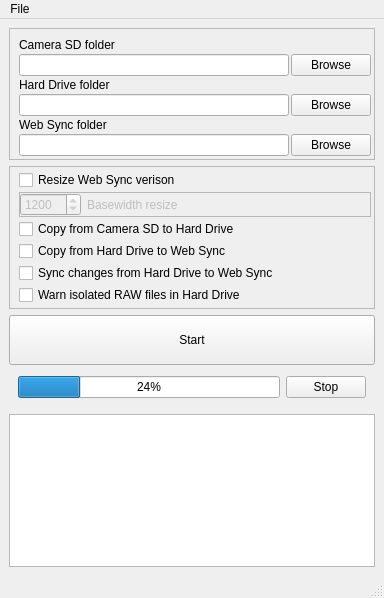
Before: the Qt Designer form photospy.ui in robomojo/photospy, drawn with Qt 5.
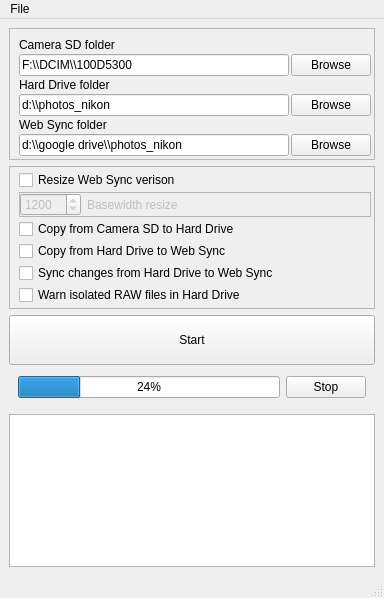
After: the same form once the commit is applied.

Patch:
```diff
--- a/photospy.ui
+++ b/photospy.ui
@@ -52,7 +52,11 @@
        <item>
         <layout class="QHBoxLayout" name="horizontalLayout">
          <item>
-          <widget class="QLineEdit" name="lineEdit_2"/>
+          <widget class="QLineEdit" name="cameradir">
+           <property name="text">
+            <string>F:\\DCIM\\100D5300</string>
+           </property>
+          </widget>
          </item>
          <item>
           <widget class="QPushButton" name="pushButton_3">
@@ -73,7 +77,11 @@
        <item>
         <layout class="QHBoxLayout" name="horizontalLayout_2">
          <item>
-          <widget class="QLineEdit" name="lineEdit"/>
+          <widget class="QLineEdit" name="harddrivedir">
+           <property name="text">
+            <string>d:\\photos_nikon</string>
+           </property>
+          </widget>
          </item>
          <item>
           <widget class="QPushButton" name="pushButton_2">
@@ -94,7 +102,11 @@
        <item>
         <layout class="QHBoxLayout" name="horizontalLayout_3">
          <item>
-          <widget class="QLineEdit" name="lineEdit_3"/>
+          <widget class="QLineEdit" name="websyncdir">
+           <property name="text">
+            <string>d:\\google drive\\photos_nikon</string>
+           </property>
+          </widget>
          </item>
          <item>
           <widget class="QPushButton" name="pushButton">
```
Left out of the diff: 16 changed lines with no effect on the pictures.
